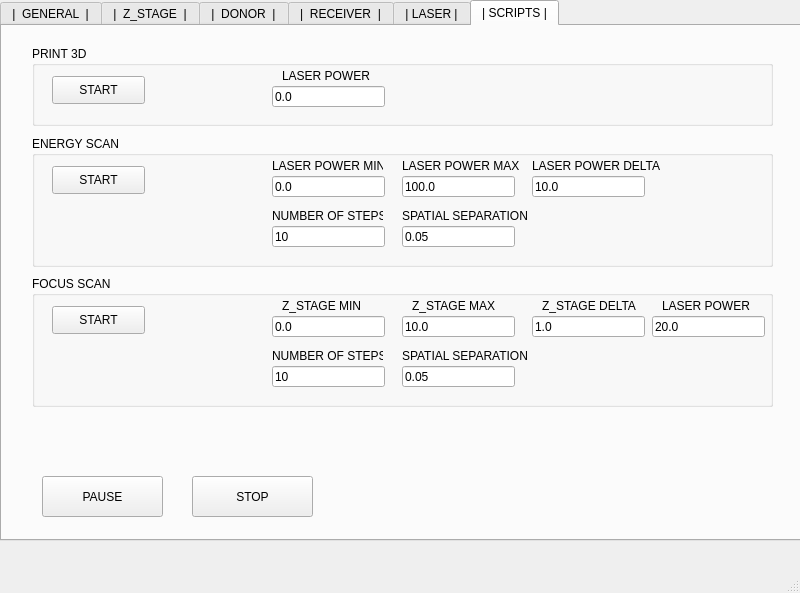
First picture: the form in Qt_interface/LIFT_GUI.ui, repository rp100057/UT_GUI, before the edit.
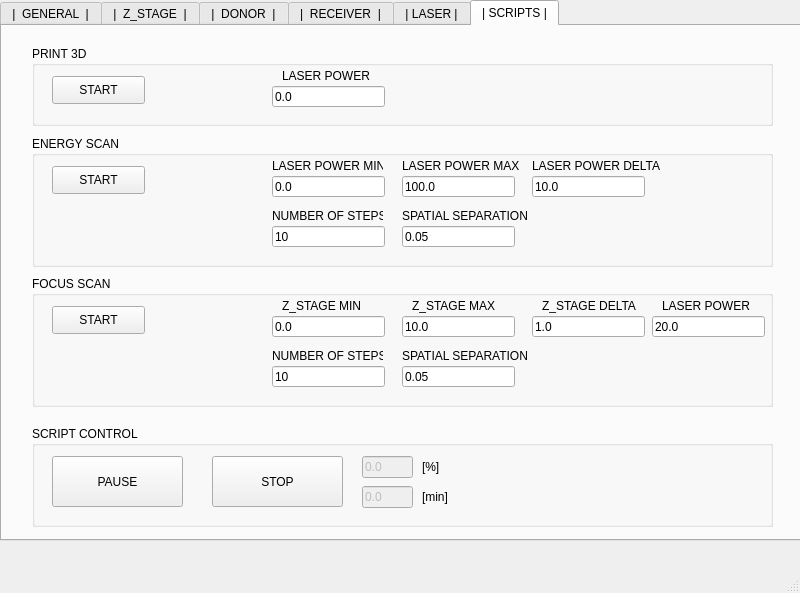
Second picture: the form after the edit. The open tabs and pages were chosen to show the change.

Diff of the .ui file:
```diff
--- a/Qt_interface/LIFT_GUI.ui
+++ b/Qt_interface/LIFT_GUI.ui
@@ -1563,31 +1563,102 @@
        </property>
       </widget>
      </widget>
-     <widget class="QPushButton" name="pushButton_super_pause">
+     <widget class="QGroupBox" name="groupBox_3">
       <property name="geometry">
        <rect>
-        <x>40</x>
-        <y>450</y>
-        <width>121</width>
-        <height>41</height>
+        <x>30</x>
+        <y>400</y>
+        <width>741</width>
+        <height>101</height>
        </rect>
       </property>
-      <property name="text">
-       <string>PAUSE</string>
+      <property name="title">
+       <string>SCRIPT CONTROL</string>
       </property>
-     </widget>
-     <widget class="QPushButton" name="pushButton_super_stop">
-      <property name="geometry">
-       <rect>
-        <x>190</x>
-        <y>450</y>
-        <width>121</width>
-        <height>41</height>
-       </rect>
-      </property>
-      <property name="text">
-       <string>STOP</string>
-      </property>
+      <widget class="QLabel" name="label_17">
+       <property name="geometry">
+        <rect>
+         <x>390</x>
+         <y>60</y>
+         <width>53</width>
+         <height>21</height>
+        </rect>
+       </property>
+       <property name="text">
+        <string>[min]</string>
+       </property>
+      </widget>
+      <widget class="QLineEdit" name="lineEdit_super_time">
+       <property name="enabled">
+        <bool>false</bool>
+       </property>
+       <property name="geometry">
+        <rect>
+         <x>330</x>
+         <y>60</y>
+         <width>51</width>
+         <height>22</height>
+        </rect>
+       </property>
+       <property name="text">
+        <string>0.0</string>
+       </property>
+      </widget>
+      <widget class="QLineEdit" name="lineEdit_super_perc">
+       <property name="enabled">
+        <bool>false</bool>
+       </property>
+       <property name="geometry">
+        <rect>
+         <x>330</x>
+         <y>30</y>
+         <width>51</width>
+         <height>22</height>
+        </rect>
+       </property>
+       <property name="text">
+        <string>0.0</string>
+       </property>
+      </widget>
+      <widget class="QLabel" name="label_16">
+       <property name="geometry">
+        <rect>
+         <x>390</x>
+         <y>30</y>
+         <width>53</width>
+         <height>21</height>
+        </rect>
+       </property>
+       <property name="text">
+        <string>[%]</string>
+       </property>
+      </widget>
+      <widget class="QPushButton" name="pushButton_super_stop">
+       <property name="geometry">
+        <rect>
+         <x>180</x>
+         <y>30</y>
+         <width>131</width>
+         <height>51</height>
+        </rect>
+       </property>
+       <property name="text">
+        <string>STOP</string>
+       </property>
+      </widget>
+      <widget class="QPushButton" name="pushButton_super_pause">
+       <property name="geometry">
+        <rect>
+         <x>20</x>
+         <y>30</y>
+         <width>131</width>
+         <height>51</height>
+        </rect>
+       </property>
+       <property name="text">
+        <string>PAUSE</string>
+       </property>
+      </widget>
      </widget>
     </widget>
    </widget>
```
Left out of the diff: 6 changed lines with no effect on the pictures.
